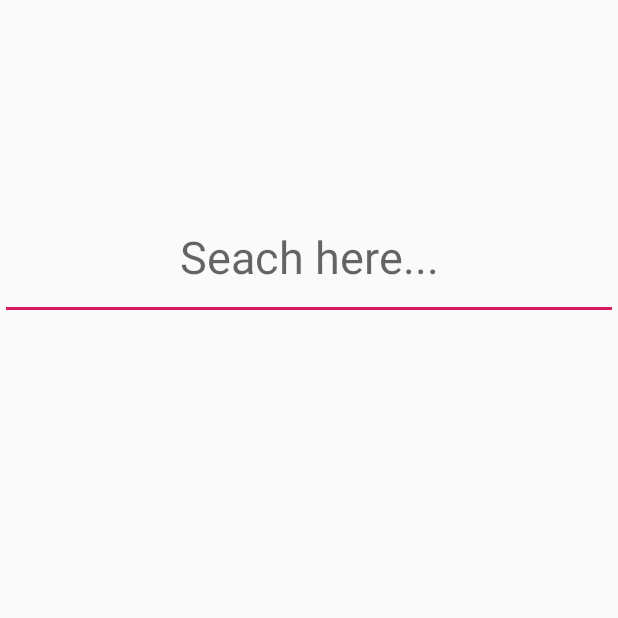
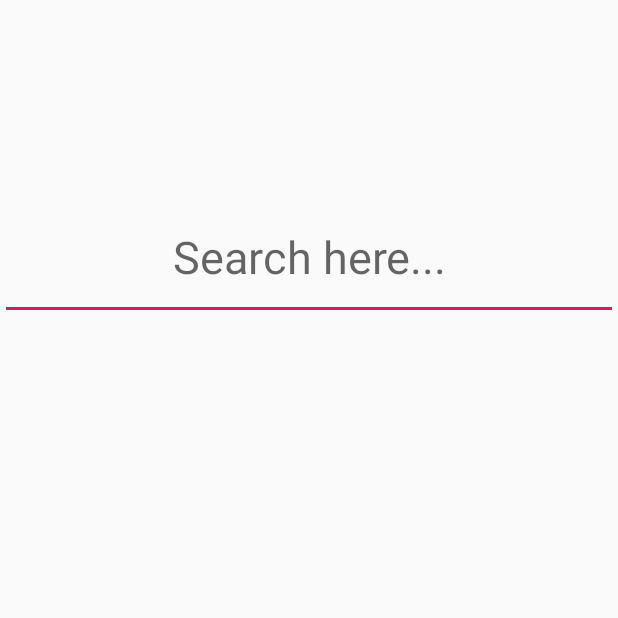
Before and after one commit to Flumm3ry/WorkoutTrackerAndroidApp, an Android app: the fragment SearchWorkoutsFragment shown on its own in the app's theme, on a phone screen of 412 x 824 dp, the top half of it. Run offline under Robolectric (Android 15) with nearby library versions, the phone set to English and light mode, and no system bars; libraries missing offline, so code that uses them is left out: android.net.sip.

Commit message:
Changed spelling mistake in string resource

```diff
--- a/app/src/main/res/layout/fragment_search_workouts.xml
+++ b/app/src/main/res/layout/fragment_search_workouts.xml
@@ -22,7 +22,7 @@
             android:layout_gravity="center"
             android:layout_weight="0.03"
             android:gravity="center"
-            android:hint="@string/seach_here_hint"
+            android:hint="@string/search_here_hint"
             android:textSize="30sp" />
 
         <androidx.recyclerview.widget.RecyclerView
--- a/app/src/main/res/values/strings.xml
+++ b/app/src/main/res/values/strings.xml
@@ -15,7 +15,7 @@
     <string name="exercise_name_hint">Exercise Name</string>
     <string name="reps_hint">Reps</string>
     <string name="sets_hint">Sets</string>
-    <string name="seach_here_hint">Seach here...</string>
+    <string name="search_here_hint">Search here...</string>
     <string name="share_icon">Share Icon</string>
     <string name="edit_icon">Edit Icon</string>
 </resources>
```
